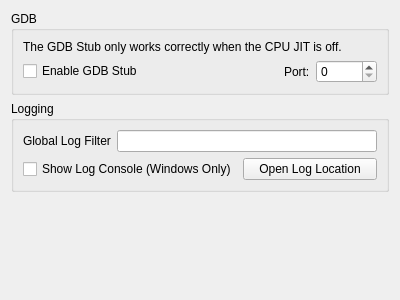
Qt form src/citra_qt/configuration/configure_debug.ui (PabloMK7/citra) before a commit.
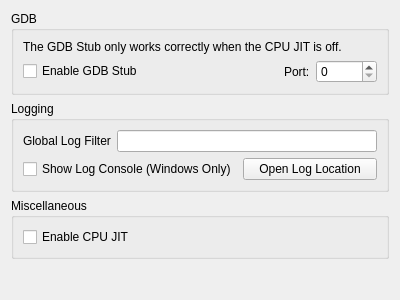
The same form after that commit.

Commit message: citra_qt: Move CPU JIT toggle to Debug tab.

```diff
--- a/src/citra_qt/configuration/configure_debug.ui
+++ b/src/citra_qt/configuration/configure_debug.ui
@@ -113,6 +113,22 @@
      </layout>
     </widget>
    </item>
+   <item>
+    <widget class="QGroupBox" name="groupBox_3">
+     <property name="title">
+      <string>Miscellaneous</string>
+     </property>
+     <layout class="QVBoxLayout" name="verticalLayout_4">
+      <item>
+       <widget class="QCheckBox" name="toggle_cpu_jit">
+        <property name="text">
+         <string>Enable CPU JIT</string>
+        </property>
+       </widget>
+      </item>
+     </layout>
+    </widget>
+   </item>
    <item>
     <spacer name="verticalSpacer">
      <property name="orientation">
```
The commit also changes 3 other files.
